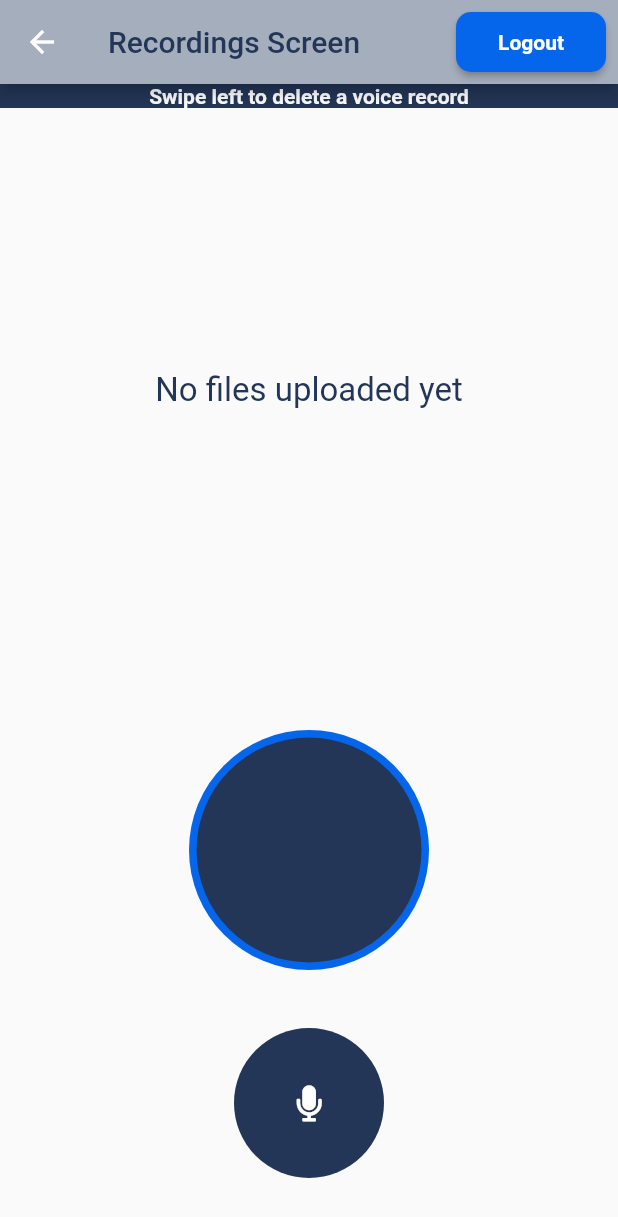
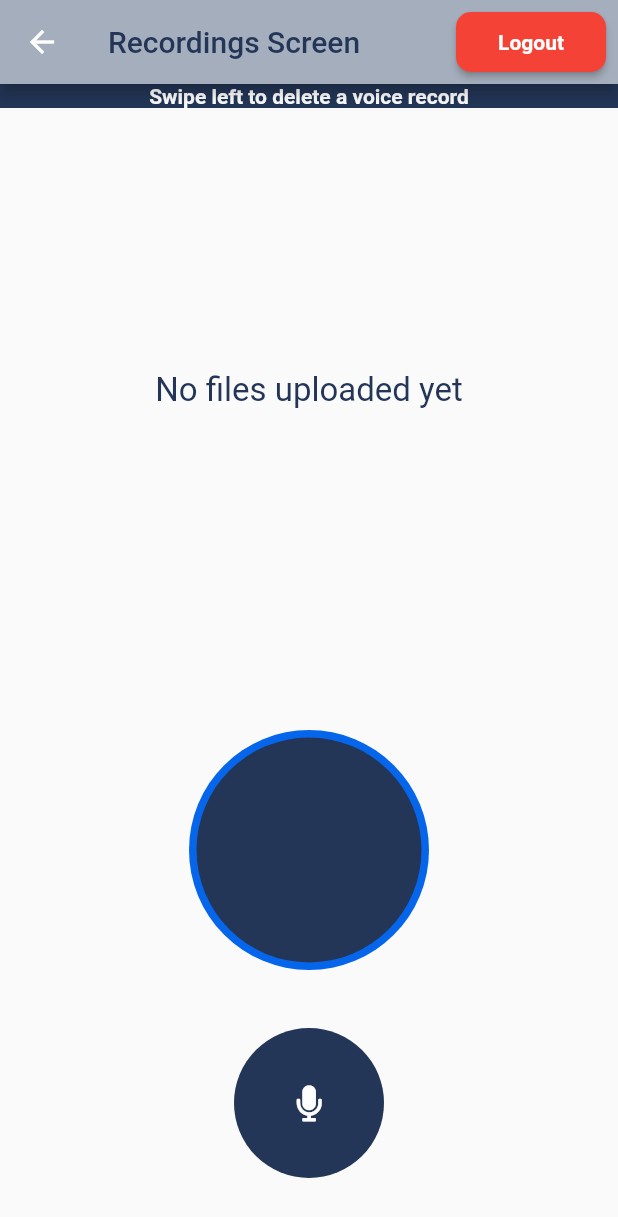
Before and after one commit to AbuElmagd97/procrew_task_final, a Flutter app: the RecordingsScreen screen opened directly, on a phone screen of 412 x 824 dp. Shown: the top 1217 px of the screen. Run offline on Flutter 3.47's test engine with Material 2 defaults, Android fonts, the phone set to English and light mode, and no system bars; our stand-ins replace audioplayers, bloc, firebase_auth, firebase_core, firebase_storage, flutter_bloc and 2 more; missing offline and left inert: flutter_audio_recorder2, flutter_facebook_auth, twitter_login; accounts and stored records are empty.

Commit message:
fix some issues and edit some widgets

```diff
--- a/lib/presentation/screens/recordings_screen.dart
+++ b/lib/presentation/screens/recordings_screen.dart
@@ -46,7 +46,7 @@ class _RecordingsScreenState extends State<RecordingsScreen> {
         width: 100,
         height: 50,
         style: ButtonStyle(
-          backgroundColor: MaterialStateProperty.all<Color>(MyColors.myBlue),
+          backgroundColor: MaterialStateProperty.all<Color>(Colors.red),
           shape: MaterialStateProperty.all<RoundedRectangleBorder>(
             RoundedRectangleBorder(
               borderRadius: BorderRadius.circular(10),
```
